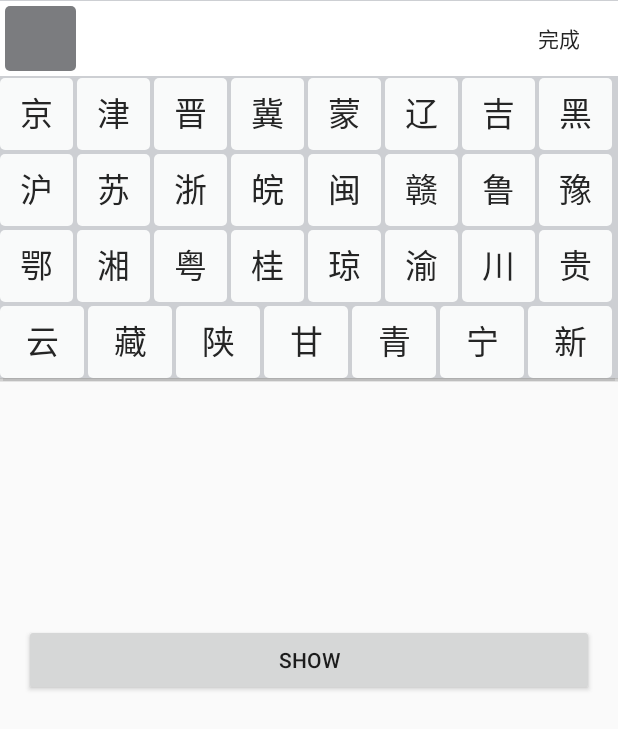
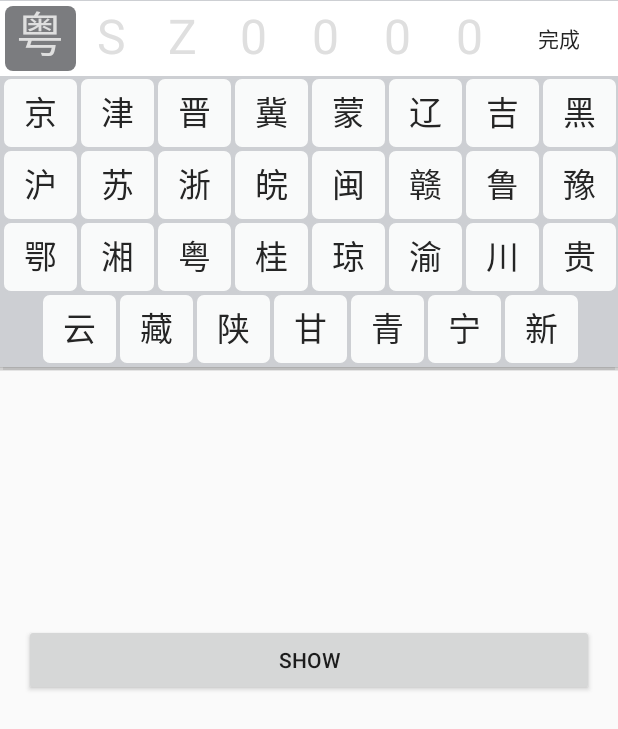
Before and after one commit to Jacco-su/NextKeyboard, an Android app: the screen it shows after launch (MainActivity), after a tap on "SHOW", on a phone screen of 412 x 824 dp. Shown: the top 729 px of the screen. Run offline under Robolectric (Android 15) with nearby library versions, the phone set to English and light mode, and no system bars.

Commit message:
Update keyboard layout

```diff
--- a/app/src/main/java/com/github/yoojia/keyboard/app/MainActivity.java
+++ b/app/src/main/java/com/github/yoojia/keyboard/app/MainActivity.java
@@ -6,19 +6,19 @@ import android.view.View;
 import android.widget.Button;
 import android.widget.Toast;
 
-import com.github.yoojia.keyboard.CoolNumberKeyboard;
+import com.github.yoojia.keyboard.VehiclePlateKeyboard;
 import com.github.yoojia.keyboard.OnNumberCommitListener;
 
 public class MainActivity extends ActionBarActivity {
 
-    private CoolNumberKeyboard mKeyboard;
+    private VehiclePlateKeyboard mKeyboard;
 
     @Override
     protected void onCreate(Bundle savedInstanceState) {
         super.onCreate(savedInstanceState);
         setContentView(R.layout.activity_main);
 
-        mKeyboard = new CoolNumberKeyboard(this, true);
+        mKeyboard = new VehiclePlateKeyboard(this, true);
 
         Button button = (Button) findViewById(R.id.show);
         button.setOnClickListener(new View.OnClickListener() {
--- a/keyboard/src/main/java/com/github/yoojia/keyboard/CoolNumberKeyboard.java
+++ b/keyboard/src/main/java/com/github/yoojia/keyboard/VehiclePlateKeyboard.java
@@ -20,7 +20,7 @@ import android.widget.TextView;
  * @version version 2015-04-24
  * @since   1.0
  */
-public class CoolNumberKeyboard {
+public class VehiclePlateKeyboard {
 
     private static final int NUMBER_LEN = 7;
 
@@ -104,11 +104,11 @@ public class CoolNumberKeyboard {
     private Keyboard mNumberKeyboard;
     private Keyboard mNumberExtraKeyboard;
 
-    public CoolNumberKeyboard(Context context) {
+    public VehiclePlateKeyboard(Context context) {
         this(context, false);
     }
 
-    public CoolNumberKeyboard(Context context, boolean autoCommit) {
+    public VehiclePlateKeyboard(Context context, boolean autoCommit) {
         mContext = context;
         mAutoCommit = autoCommit;
         final View contentView = View.inflate(context, R.layout.vehicle_keyboard, null);
@@ -150,7 +150,7 @@ public class CoolNumberKeyboard {
         mCommitListener = commitListener;
         show(activity.getWindow().getDecorView().getRootView());
         if (TextUtils.isEmpty(givenNumber)){
-            for (TextView i : mNumber) i.setText(" ");
+            return;
         }else if (NUMBER_LEN != givenNumber.length()){
             throw new IllegalArgumentException("Illegal vehicle number length");
         }else{
--- a/keyboard/src/main/res/drawable/keyboard_bg_key.xml
+++ b/keyboard/src/main/res/drawable/keyboard_bg_key.xml
@@ -2,18 +2,9 @@
 
 <selector xmlns:android="http://schemas.android.com/apk/res/android">
 
-    <item android:state_pressed="true">
-        <shape>
-            <corners android:radius="@dimen/keyboard_key_radius"/>
-            <solid android:color="#7B7C7F"/>
-        </shape>
-    </item>
+    <item android:drawable="@drawable/keyboard_key_bg_pressed"
+          android:state_pressed="true"/>
 
-    <item>
-        <shape>
-            <corners android:radius="@dimen/keyboard_key_radius"/>
-            <solid android:color="#F9FAFA"/>
-        </shape>
-    </item>
+    <item android:drawable="@drawable/keyboard_key_bg_normal"/>
 
 </selector>
--- /dev/null
+++ b/keyboard/src/main/res/drawable/keyboard_key_bg_normal.xml
@@ -0,0 +1,16 @@
+<?xml version="1.0" encoding="utf-8"?>
+<shape
+    xmlns:android="http://schemas.android.com/apk/res/android"
+    >
+
+    <stroke
+        android:width="@dimen/keyboard_key_gap"
+        android:color="@color/keyboard_background"/>
+
+    <corners
+        android:radius="@dimen/keyboard_key_radius"/>
+
+    <solid
+        android:color="@color/keyboard_key_frontend_color_normal"/>
+
+</shape>
--- /dev/null
+++ b/keyboard/src/main/res/drawable/keyboard_key_bg_pressed.xml
@@ -0,0 +1,15 @@
+<?xml version="1.0" encoding="utf-8"?>
+<shape
+    xmlns:android="http://schemas.android.com/apk/res/android"
+    >
+    <stroke
+        android:width="@dimen/keyboard_key_gap"
+        android:color="@color/keyboard_background"/>
+
+    <corners
+        android:radius="@dimen/keyboard_key_radius"/>
+
+    <solid
+        android:color="@color/keyboard_key_frontend_color_pressed"/>
+
+</shape>
--- a/keyboard/src/main/res/layout/vehicle_keyboard.xml
+++ b/keyboard/src/main/res/layout/vehicle_keyboard.xml
@@ -19,51 +19,51 @@
         android:layout_width="match_parent"
         android:layout_height="50dp">
 
-        <TextView
+        <EditText
             android:id="@id/keyboard_number_0"
-            style="@style/Keyboard.Number"
-            android:text="粤"
+            style="@style/KeyboardInputNumber"
+            android:hint="粤"
             />
 
-        <TextView
+        <EditText
             android:id="@id/keyboard_number_1"
-            style="@style/Keyboard.Number"
-            android:text="B"
+            style="@style/KeyboardInputNumber"
+            android:hint="S"
             />
 
-        <TextView
+        <EditText
             android:id="@id/keyboard_number_2"
-            style="@style/Keyboard.Number"
-            android:text="1"
+            style="@style/KeyboardInputNumber"
+            android:hint="Z"
             />
 
-        <TextView
+        <EditText
             android:id="@id/keyboard_number_3"
-            style="@style/Keyboard.Number"
-            android:text="2"
+            style="@style/KeyboardInputNumber"
+            android:hint="0"
             />
 
-        <TextView
+        <EditText
             android:id="@id/keyboard_number_4"
-            style="@style/Keyboard.Number"
-            android:text="3"
+            style="@style/KeyboardInputNumber"
+            android:hint="0"
             />
 
-        <TextView
+        <EditText
             android:id="@id/keyboard_number_5"
-            style="@style/Keyboard.Number"
-            android:text="4"
+            style="@style/KeyboardInputNumber"
+            android:hint="0"
             />
 
-        <TextView
+        <EditText
             android:id="@id/keyboard_number_6"
-            style="@style/Keyboard.Number"
-            android:text="5"
+            style="@style/KeyboardInputNumber"
+            android:hint="0"
             />
 
         <TextView
             android:id="@+id/keyboard_commit"
-            style="@style/Keyboard.Number"
+            style="@style/KeyboardInputNumber"
             android:text="完成"
             android:textSize="14sp"
             android:layout_weight="1.5"
@@ -87,7 +87,9 @@
         android:background="@color/keyboard_background"
         android:keyBackground="@drawable/keyboard_bg_key"
         android:keyTextColor="@color/keyboard_key_text"
-        android:paddingTop="1px"
+        android:paddingLeft="1dp"
+        android:paddingRight="1dp"
+        android:paddingBottom="1dp"
     />
 
 </LinearLayout>
--- a/keyboard/src/main/res/values/keyboard_style.xml
+++ b/keyboard/src/main/res/values/keyboard_style.xml
@@ -1,24 +1,25 @@
 <?xml version="1.0" encoding="utf-8"?>
 <resources>
 
-    <dimen name="keyboard_key_gap">3dp</dimen>
-    <dimen name="keyboard_key_radius">3dp</dimen>
+    <dimen name="keyboard_key_gap">1.5dp</dimen>
+    <dimen name="keyboard_key_radius">5dp</dimen>
+    <dimen name="keyboard_key_height">48dp</dimen>
 
     <color name="keyboard_background">#CDCFD3</color>
+    <color name="keyboard_key_frontend_color_normal">#F9FAFA</color>
+    <color name="keyboard_key_frontend_color_pressed">#B2B0B0</color>
     <color name="keyboard_key_text">#252525</color>
 
-    <style name="Keyboard">
-
-    </style>
-
-    <style name="Keyboard.Number">
+    <style name="KeyboardInputNumber">
         <item name="android:layout_width">0dp</item>
         <item name="android:layout_height">match_parent</item>
         <item name="android:layout_weight">1</item>
         <item name="android:textSize">32sp</item>
         <item name="android:textColor">#252525</item>
+        <item name="android:textColorHint">#DFDFDF</item>
         <item name="android:padding">2dp</item>
         <item name="android:gravity">center</item>
+        <item name="android:editable">false</item>
         <item name="android:background">@drawable/keyboard_bg_number</item>
     </style>
 </resources>
--- a/keyboard/src/main/res/xml/keyboard_city_code.xml
+++ b/keyboard/src/main/res/xml/keyboard_city_code.xml
@@ -1,42 +1,43 @@
 <?xml version="1.0" encoding="UTF-8"?>
 <Keyboard
+    xmlns:android="http://schemas.android.com/apk/res/android"
+    android:keyHeight="@dimen/keyboard_key_height"
     android:keyWidth="14.285714%p"
-    android:keyHeight="50dp"
-    android:horizontalGap="@dimen/keyboard_key_gap"
-    android:verticalGap="@dimen/keyboard_key_gap"
-    xmlns:android="http://schemas.android.com/apk/res/android">
+    >
     <Row>
-        <Key android:codes="65" android:keyLabel="A" />
+        <Key android:codes="65" android:keyLabel="A" android:keyEdgeFlags="left" />
         <Key android:codes="66" android:keyLabel="B" />
         <Key android:codes="67" android:keyLabel="C" />
         <Key android:codes="68" android:keyLabel="D" />
         <Key android:codes="69" android:keyLabel="E" />
         <Key android:codes="70" android:keyLabel="F" />
-        <Key android:codes="71" android:keyLabel="G" />
+        <Key android:codes="71" android:keyLabel="G" android:keyEdgeFlags="right" />
     </Row>
-    <Row>
-        <Key android:codes="72" android:keyLabel="H" />
+    <Row >
+        <Key android:codes="72" android:keyLabel="H" android:keyEdgeFlags="left" />
         <Key android:codes="74" android:keyLabel="J" />
         <Key android:codes="75" android:keyLabel="K" />
         <Key android:codes="76" android:keyLabel="L" />
         <Key android:codes="77" android:keyLabel="M" />
         <Key android:codes="78" android:keyLabel="N" />
-        <Key android:codes="79" android:keyLabel="O" />
+        <Key android:codes="79" android:keyLabel="O" android:keyEdgeFlags="right" />
     </Row>
-    <Row>
-        <Key android:codes="80" android:keyLabel="P" />
+    <Row >
+        <Key android:codes="80" android:keyLabel="P" android:keyEdgeFlags="left" />
         <Key android:codes="81" android:keyLabel="Q" />
         <Key android:codes="82" android:keyLabel="R" />
         <Key android:codes="83" android:keyLabel="S" />
         <Key android:codes="84" android:keyLabel="T" />
         <Key android:codes="85" android:keyLabel="U" />
-        <Key android:codes="86" android:keyLabel="V" />
+        <Key android:codes="86" android:keyLabel="V" android:keyEdgeFlags="right" />
     </Row>
-    <Row>
-        <Key android:codes="87" android:keyLabel="W" android:keyWidth="25%p" />
-        <Key android:codes="88" android:keyLabel="X" android:keyWidth="25%p" />
-        <Key android:codes="89" android:keyLabel="Y" android:keyWidth="25%p" />
-        <Key android:codes="90" android:keyLabel="Z" android:keyWidth="25%p"/>
+    <Row >
+        <Key android:codes="87" android:keyLabel="W"
+             android:horizontalGap="21.4257%p"
+             android:keyEdgeFlags="left" />
+        <Key android:codes="88" android:keyLabel="X"/>
+        <Key android:codes="89" android:keyLabel="Y"/>
+        <Key android:codes="90" android:keyLabel="Z" android:keyEdgeFlags="right" />
     </Row>
 
 </Keyboard>
--- a/keyboard/src/main/res/xml/keyboard_number.xml
+++ b/keyboard/src/main/res/xml/keyboard_number.xml
@@ -1,11 +1,10 @@
 <?xml version="1.0" encoding="UTF-8"?>
 <Keyboard
-    android:keyWidth="10%p"
-    android:keyHeight="52dp"
-    android:horizontalGap="@dimen/keyboard_key_gap"
-    android:verticalGap="@dimen/keyboard_key_gap"
-    xmlns:android="http://schemas.android.com/apk/res/android">
-    <Row>
+    xmlns:android="http://schemas.android.com/apk/res/android"
+    android:keyHeight="@dimen/keyboard_key_height"
+    android:keyWidth="10.00005%p"
+    >
+    <Row >
         <Key android:codes="48" android:keyLabel="0" android:keyEdgeFlags="left" />
         <Key android:codes="49" android:keyLabel="1" />
         <Key android:codes="50" android:keyLabel="2" />
@@ -42,10 +41,12 @@
         <Key android:codes="86" android:keyLabel="V" android:keyEdgeFlags="right" />
     </Row>
     <Row>
-        <Key android:codes="87" android:keyLabel="W" android:keyWidth="25%p" android:keyEdgeFlags="left" />
-        <Key android:codes="88" android:keyLabel="X" android:keyWidth="25%p" />
-        <Key android:codes="89" android:keyLabel="Y" android:keyWidth="25%p" />
-        <Key android:codes="90" android:keyLabel="Z" android:keyWidth="25%p" android:keyEdgeFlags="right"/>
+        <Key android:codes="87" android:keyLabel="W"
+             android:horizontalGap="30.00005%p"
+             android:keyEdgeFlags="left" />
+        <Key android:codes="88" android:keyLabel="X" />
+        <Key android:codes="89" android:keyLabel="Y" />
+        <Key android:codes="90" android:keyLabel="Z" android:keyEdgeFlags="right"/>
     </Row>
 
 </Keyboard>
--- a/keyboard/src/main/res/xml/keyboard_number_extra.xml
+++ b/keyboard/src/main/res/xml/keyboard_number_extra.xml
@@ -1,10 +1,9 @@
 <?xml version="1.0" encoding="UTF-8"?>
 <Keyboard
-    android:keyWidth="10%p"
-    android:keyHeight="51dp"
-    android:horizontalGap="@dimen/keyboard_key_gap"
-    android:verticalGap="@dimen/keyboard_key_gap"
-    xmlns:android="http://schemas.android.com/apk/res/android">
+    xmlns:android="http://schemas.android.com/apk/res/android"
+    android:keyHeight="@dimen/keyboard_key_height"
+    android:keyWidth="10.00005%p"
+    >
     <Row>
         <Key android:codes="48" android:keyLabel="0" android:keyEdgeFlags="left" />
         <Key android:codes="49" android:keyLabel="1" />
@@ -41,8 +40,10 @@
         <Key android:codes="85" android:keyLabel="U" />
         <Key android:codes="86" android:keyLabel="V" android:keyEdgeFlags="right" />
     </Row>
-    <Row android:keyWidth="11.111111%p">
-        <Key android:codes="87" android:keyLabel="W" android:keyEdgeFlags="left" />
+    <Row>
+        <Key android:codes="87" android:keyLabel="W"
+             android:horizontalGap="5.00005%p"
+             android:keyEdgeFlags="left" />
         <Key android:codes="88" android:keyLabel="X" />
         <Key android:codes="89" android:keyLabel="Y" />
         <Key android:codes="90" android:keyLabel="Z" />
--- a/keyboard/src/main/res/xml/keyboard_province.xml
+++ b/keyboard/src/main/res/xml/keyboard_province.xml
@@ -1,50 +1,53 @@
 <?xml version="1.0" encoding="utf-8"?>
 <Keyboard xmlns:android="http://schemas.android.com/apk/res/android"
-    android:horizontalGap="@dimen/keyboard_key_gap"
-	android:verticalGap="@dimen/keyboard_key_gap"
-    android:keyHeight="48dp">
+    android:keyHeight="@dimen/keyboard_key_height"
+    android:keyWidth="12.499995%p"
+    >
 
-    <Row android:keyWidth="12.500000%p">
-        <Key android:codes="401" android:keyLabel="京" />
+    <Row>
+        <Key android:codes="401" android:keyLabel="京" android:keyEdgeFlags="left"/>
         <Key android:codes="402" android:keyLabel="津" />
         <Key android:codes="403" android:keyLabel="晋" />
         <Key android:codes="404" android:keyLabel="冀" />
         <Key android:codes="405" android:keyLabel="蒙" />
         <Key android:codes="406" android:keyLabel="辽" />
         <Key android:codes="407" android:keyLabel="吉" />
-        <Key android:codes="408" android:keyLabel="黑" />
+        <Key android:codes="408" android:keyLabel="黑" android:keyEdgeFlags="right"/>
     </Row>
 
-    <Row android:keyWidth="12.500000%p">
-        <Key android:codes="409" android:keyLabel="沪" />
+    <Row>
+        <Key android:codes="409" android:keyLabel="沪" android:keyEdgeFlags="left"/>
         <Key android:codes="410" android:keyLabel="苏" />
         <Key android:codes="411" android:keyLabel="浙" />
         <Key android:codes="412" android:keyLabel="皖" />
         <Key android:codes="413" android:keyLabel="闽" />
         <Key android:codes="414" android:keyLabel="赣" />
         <Key android:codes="415" android:keyLabel="鲁" />
-        <Key android:codes="416" android:keyLabel="豫" />
+        <Key android:codes="416" android:keyLabel="豫" android:keyEdgeFlags="right"/>
     </Row>
 
-    <Row android:keyWidth="12.500000%p">
-        <Key android:codes="417" android:keyLabel="鄂" />
+    <Row>
+        <Key android:codes="417" android:keyLabel="鄂" android:keyEdgeFlags="left"/>
         <Key android:codes="418" android:keyLabel="湘" />
         <Key android:codes="419" android:keyLabel="粤" />
         <Key android:codes="420" android:keyLabel="桂" />
         <Key android:codes="421" android:keyLabel="琼" />
         <Key android:codes="422" android:keyLabel="渝" />
         <Key android:codes="423" android:keyLabel="川" />
-        <Key android:codes="424" android:keyLabel="贵" />
+        <Key android:codes="424" android:keyLabel="贵" android:keyEdgeFlags="right"/>
     </Row>
 
-    <Row android:keyWidth="14.2857%p">
-        <Key android:codes="425" android:keyLabel="云" />
+    <Row>
+        <Key android:codes="425" android:keyLabel="云"
+             android:horizontalGap="6.249999%p"
+             android:keyEdgeFlags="left"/>
         <Key android:codes="426" android:keyLabel="藏" />
         <Key android:codes="427" android:keyLabel="陕" />
         <Key android:codes="428" android:keyLabel="甘" />
         <Key android:codes="429" android:keyLabel="青" />
         <Key android:codes="430" android:keyLabel="宁" />
-        <Key android:codes="431" android:keyLabel="新" />
+        <Key android:codes="431" android:keyLabel="新"
+             android:keyEdgeFlags="right"/>
     </Row>
 
 </Keyboard>
```
Also changed, not shown: keyboard/build.gradle (+0 -83 lines).
